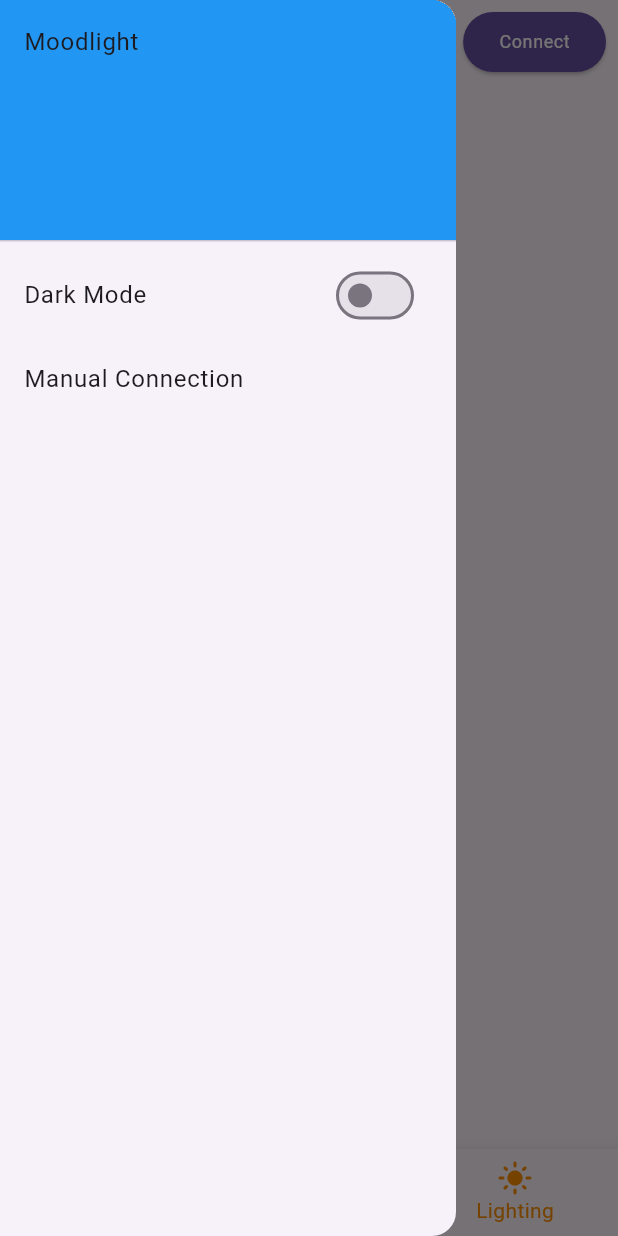
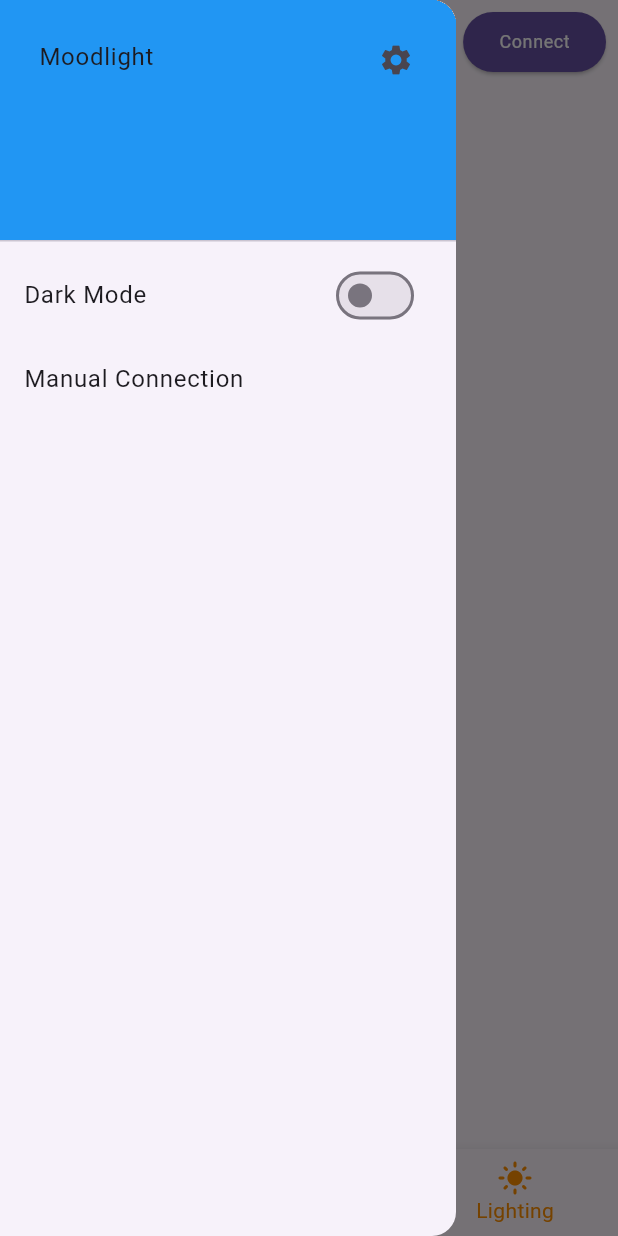
Before and after one commit to tipeJ/Moodlight, a Flutter app: the screen it shows after launch, with the side drawer open, on a phone screen of 412 x 824 dp. Run offline on Flutter 3.47's test engine with Material 3 defaults, Android fonts, the phone set to English and light mode, and no system bars; our stand-ins replace audioplayers, flutter_blue_plus, flutter_colorpicker, hive; accounts and stored records are empty.

Commit message:
Did some refactoring

```diff
--- a/lib/UI/dialogs/connection_dialog.dart
+++ b/lib/UI/dialogs/connection_dialog.dart
@@ -3,6 +3,7 @@
 import 'package:provider/provider.dart';
 
 class BLEConnectionDialog extends StatelessWidget {
+  static const String routeName = 'connection_dialog';
   @override
   Widget build(BuildContext context) {
     return Scaffold(
--- a/lib/UI/screens/controls_screen.dart
+++ b/lib/UI/screens/controls_screen.dart
@@ -2,6 +2,7 @@
 
 import 'package:flutter/material.dart';
 import 'package:moodlight/UI/providers/providers.dart';
+import 'package:moodlight/UI/screens/soundboard_moons_edit_screen.dart';
 import 'package:moodlight/main.dart';
 import 'package:provider/provider.dart';
 import 'package:moodlight/resources/resources.dart';
@@ -9,6 +10,7 @@
 class ControlsScreen extends StatelessWidget {
   const ControlsScreen({Key? key}) : super(key: key);
   static const _powerButtonSizeRelativeToScreenWidth = 300.0;
+  static const String routeName = 'controls';
 
   @override
   Widget build(BuildContext context) {
@@ -153,8 +155,8 @@
                                 )))),
                                 onPressed: () {
                                   // Launch edit screen
-                                  mainNavigator.currentState!
-                                      .pushNamed('soundboard_moons_edit');
+                                  mainNavigator.currentState!.pushNamed(
+                                      SoundboardMoonsEditScreen.routeName);
                                 },
                                 child: Icon(Icons.edit, size: 20)),
                           ),
--- a/lib/UI/screens/main_screen.dart
+++ b/lib/UI/screens/main_screen.dart
@@ -1,5 +1,6 @@
 import 'dart:async';
 import 'package:flutter/material.dart';
+import 'package:moodlight/UI/dialogs/dialogs.dart';
 import 'package:moodlight/UI/providers/providers.dart';
 import 'package:provider/provider.dart';
 import 'screens.dart';
@@ -29,11 +30,29 @@
             child: ListView(
               padding: EdgeInsets.zero,
               children: <Widget>[
-                const DrawerHeader(
+                DrawerHeader(
                   decoration: BoxDecoration(
                     color: Colors.blue,
                   ),
-                  child: Text('Moodlight'),
+                  child: Row(
+                    mainAxisSize: MainAxisSize.max,
+                    crossAxisAlignment: CrossAxisAlignment.start,
+                    mainAxisAlignment: MainAxisAlignment.spaceBetween,
+                    children: [
+                      const Padding(
+                        padding: EdgeInsets.all(10.0),
+                        child: Text('Moodlight'),
+                      ),
+                      IconButton(
+                        padding: const EdgeInsets.all(10.0),
+                        icon: const Icon(Icons.settings),
+                        onPressed: () {
+                          Navigator.of(context)
+                              .pushNamed(SettingsScreen.routeName);
+                        },
+                      )
+                    ],
+                  ),
                 ),
                 // Tile for dark mode
                 ListTile(
@@ -53,7 +72,8 @@
                     final ConnectionProvider connectionProvider =
                         Provider.of<ConnectionProvider>(context, listen: false);
                     connectionProvider.scan();
-                    Navigator.of(context).pushNamed('connector');
+                    Navigator.of(context)
+                        .pushNamed(BLEConnectionDialog.routeName);
                   },
                 ),
               ],
--- a/lib/UI/screens/soundboard_moons_edit_add_screen.dart
+++ b/lib/UI/screens/soundboard_moons_edit_add_screen.dart
@@ -7,6 +7,8 @@
   final int soundID;
   const SoundboardScreenEditAddScreen({Key? key, required this.soundID})
       : super(key: key);
+
+  static const String routeName = 'soundboard_edit_add';
 
   @override
   Widget build(BuildContext context) {
--- a/lib/UI/screens/soundboard_moons_edit_screen.dart
+++ b/lib/UI/screens/soundboard_moons_edit_screen.dart
@@ -1,10 +1,12 @@
 import 'package:flutter/material.dart';
 import 'package:moodlight/UI/providers/providers.dart';
+import 'package:moodlight/UI/screens/soundboard_moons_edit_add_screen.dart';
 import 'package:moodlight/main.dart';
 import 'package:provider/provider.dart';
 
 class SoundboardMoonsEditScreen extends StatelessWidget {
   const SoundboardMoonsEditScreen({Key? key}) : super(key: key);
+  static const String routeName = 'soundboard_moons_edit';
 
   @override
   Widget build(BuildContext context) {
@@ -57,7 +59,8 @@
                                           String? result = await mainNavigator
                                               .currentState!
                                               .pushNamed(
-                                                  'soundboard_moons_edit_add',
+                                                  SoundboardScreenEditAddScreen
+                                                      .routeName,
                                                   arguments: sound.$1);
                                           if (result != null) {
                                             value.addSound(result!, sound.$1);
--- a/lib/UI/screens/soundboard_screen.dart
+++ b/lib/UI/screens/soundboard_screen.dart
@@ -3,6 +3,7 @@
 
 class SoundBoardScreen extends StatelessWidget {
   const SoundBoardScreen({Key? key}) : super(key: key);
+  static const String routeName = 'soundboard';
 
   @override
   Widget build(BuildContext context) {
```
Also changed, not shown: lib/main.dart (+6 -3 lines).
